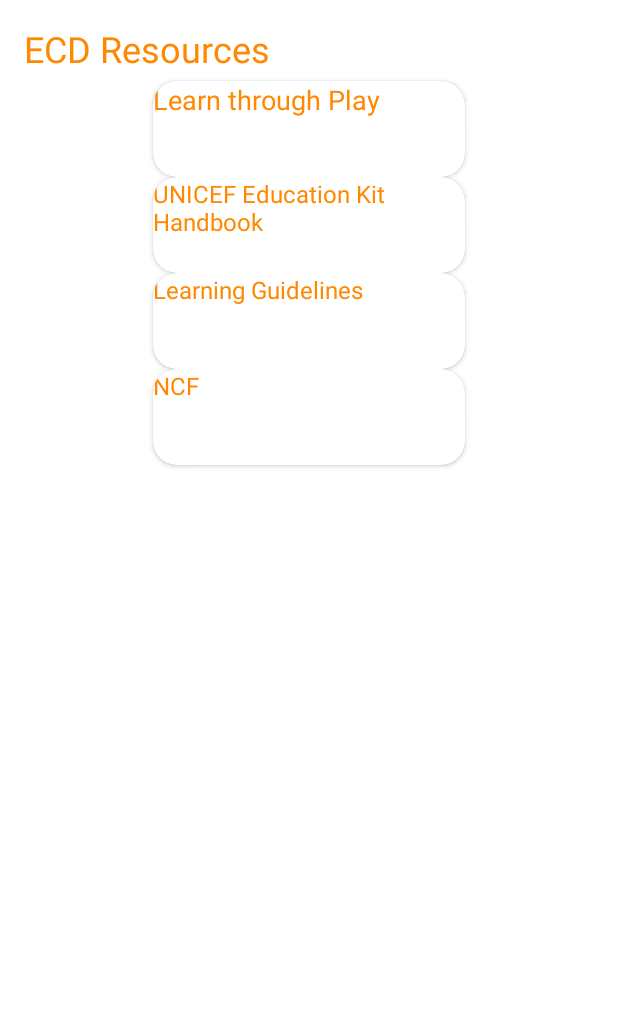
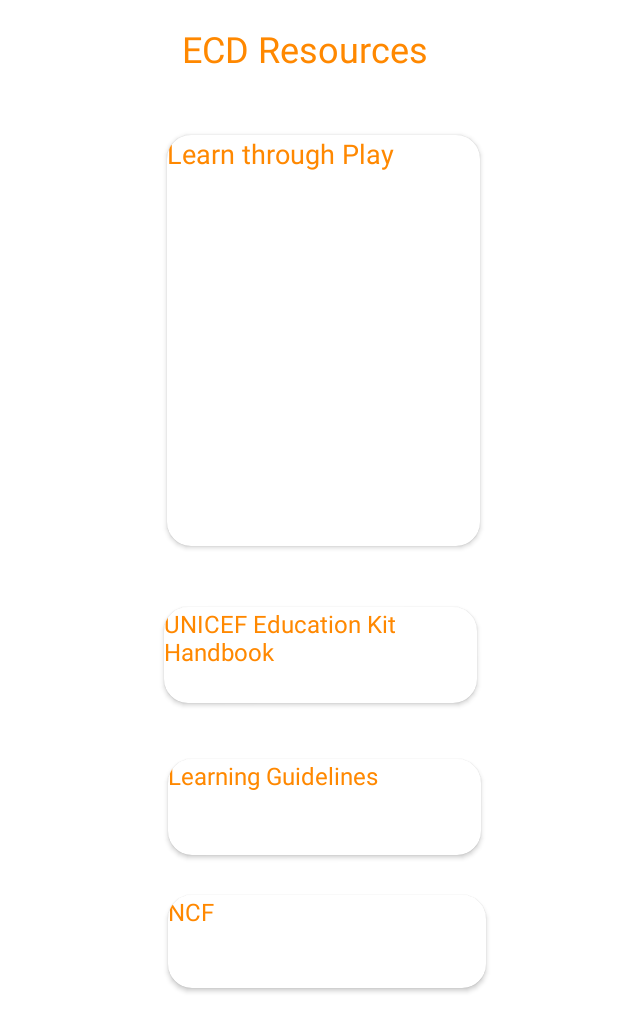
Before and after one commit to Reposave/AndroidStudio-EarlyLife, an Android app: the layout activity_ecd__resources.xml on its own in the app's theme, with its tools: preview values and no code run, on a phone screen of 412 x 824 dp. Shown: the top 1032 px of the screen. Run offline under Robolectric (Android 15) with nearby library versions, the phone set to English and light mode, and no system bars.

Commit message:
Positioning cards

```diff
--- a/app/src/main/res/layout/activity_ecd__resources.xml
+++ b/app/src/main/res/layout/activity_ecd__resources.xml
@@ -8,10 +8,21 @@
     tools:context=".EcdResources"
     android:padding="16dp"
     >
+
+    <RelativeLayout
+        android:layout_width="match_parent"
+        android:layout_height="match_parent">
+
         <TextView
             android:id="@+id/textView4"
             android:layout_width="188dp"
             android:layout_height="wrap_content"
+            android:layout_alignParentStart="true"
+            android:layout_alignParentTop="true"
+            android:layout_alignParentEnd="true"
+            android:layout_marginStart="105dp"
+            android:layout_marginTop="0dp"
+            android:layout_marginEnd="86dp"
             android:layout_marginBottom="5dp"
             android:text="@string/ecd_resources"
             android:textColor="@android:color/holo_orange_dark"
@@ -21,7 +32,15 @@
             android:id="@+id/card_view1"
             android:layout_width="208dp"
             android:layout_height="64dp"
+            android:layout_below="@+id/textView4"
+            android:layout_alignParentStart="true"
+            android:layout_alignParentEnd="true"
+            android:layout_alignParentBottom="true"
             android:layout_gravity="center"
+            android:layout_marginStart="95dp"
+            android:layout_marginTop="36dp"
+            android:layout_marginEnd="76dp"
+            android:layout_marginBottom="444dp"
             card_view:cardCornerRadius="16dp">
 
             <TextView
@@ -39,7 +58,13 @@
             android:id="@+id/card_view"
             android:layout_width="208dp"
             android:layout_height="64dp"
+            android:layout_alignParentStart="true"
+            android:layout_alignParentEnd="true"
+            android:layout_alignParentBottom="true"
             android:layout_gravity="center"
+            android:layout_marginStart="93dp"
+            android:layout_marginEnd="78dp"
+            android:layout_marginBottom="339dp"
             card_view:cardCornerRadius="16dp">
 
             <TextView
@@ -52,11 +77,18 @@
                 android:textSize="16sp" />
 
         </androidx.cardview.widget.CardView>
+
         <androidx.cardview.widget.CardView
             android:id="@+id/card_view3"
             android:layout_width="208dp"
             android:layout_height="64dp"
+            android:layout_alignParentStart="true"
+            android:layout_alignParentEnd="true"
+            android:layout_alignParentBottom="true"
             android:layout_gravity="center"
+            android:layout_marginStart="96dp"
+            android:layout_marginEnd="75dp"
+            android:layout_marginBottom="238dp"
             card_view:cardCornerRadius="16dp">
 
             <TextView
@@ -69,11 +101,16 @@
                 android:textSize="16sp" />
 
         </androidx.cardview.widget.CardView>
+
         <androidx.cardview.widget.CardView
             android:id="@+id/card_view5"
-        android:layout_width="208dp"
-        android:layout_height="64dp"
+            android:layout_width="212dp"
+            android:layout_height="62dp"
+            android:layout_alignParentEnd="true"
+            android:layout_alignParentBottom="true"
             android:layout_gravity="center"
+            android:layout_marginEnd="72dp"
+            android:layout_marginBottom="149dp"
             card_view:cardCornerRadius="16dp">
 
             <TextView
@@ -87,5 +124,7 @@
 
         </androidx.cardview.widget.CardView>
 
+    </RelativeLayout>
+
 
 </LinearLayout>
```
Lines whose indentation alone changed are shown as unchanged.
